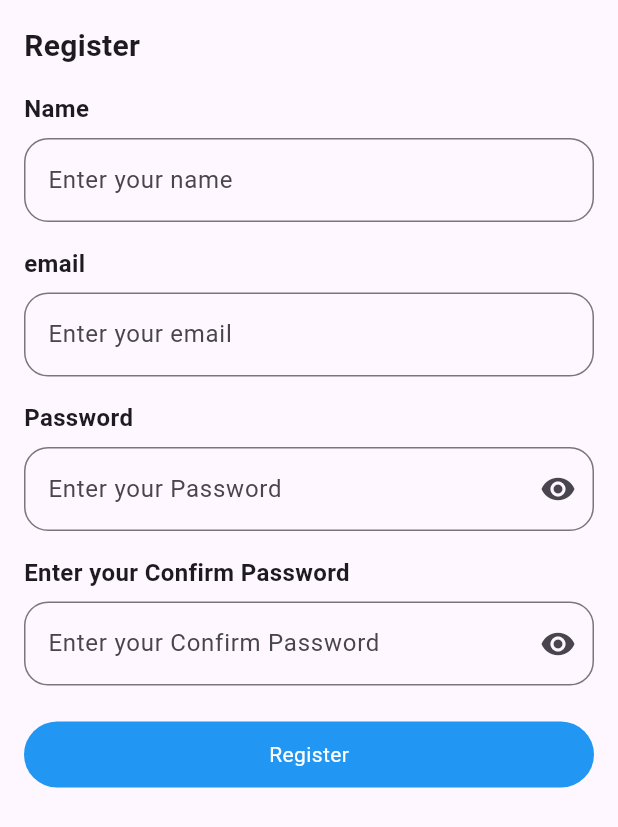
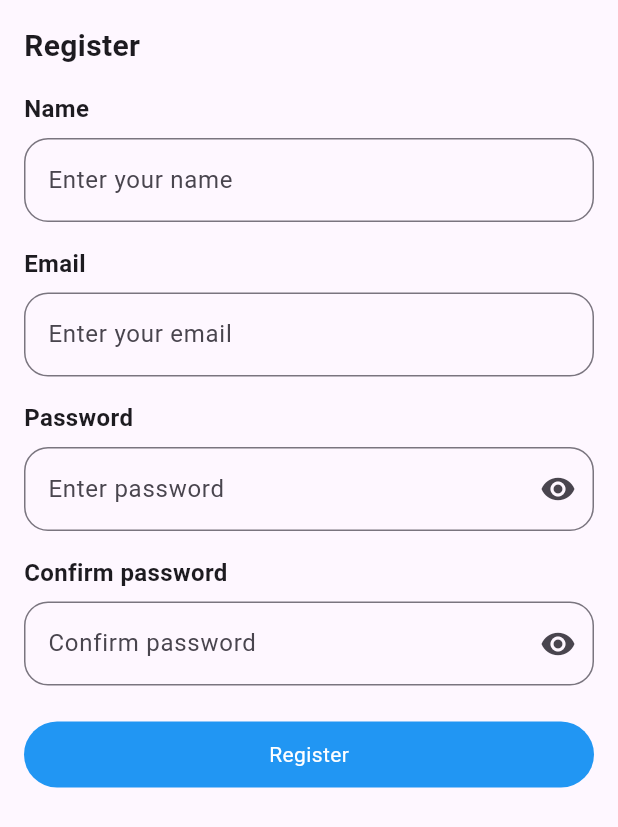
Before and after one commit to nitinsheoran99/money_weather, a Flutter app: the screen it shows after launch, after a tap on "Register", on a phone screen of 412 x 824 dp. Shown: the top 827 px of the screen. Run offline on Flutter 3.47's test engine with Material 2 defaults, Android fonts, the phone set to English and light mode, and no system bars; our stand-ins replace sqflite; accounts and stored records are empty.

Commit message:
create string const

```diff
--- a/lib/ui/login_screen.dart
+++ b/lib/ui/login_screen.dart
@@ -2,6 +2,7 @@ import 'package:flutter/material.dart';
 import 'package:money_weather/model/user_model.dart';
 import 'package:money_weather/provider/auth_provider.dart';
 import 'package:money_weather/ui/register_screen.dart';
+import 'package:money_weather/util/app_string.dart';
 import 'package:money_weather/util/login_widget.dart';
 import 'package:provider/provider.dart';
 
@@ -37,20 +38,20 @@ class _LoginScreenState extends State<LoginScreen> {
                           children: [
                             const Spacer(),
                             const Text(
-                              'Login',
+                              login,
                               style: TextStyle(
                                   fontSize: 20, fontWeight: FontWeight.bold),
                             ),
                             const SizedBox(height: 8),
                             const Text(
-                              'Login app to continue',
+                              loginText,
                               style: TextStyle(
                                 fontSize: 14,
                               ),
                             ),
                             const SizedBox(height: 16),
                             const Text(
-                              'Email',
+                              email,
                               style: TextStyle(
                                   fontSize: 16, fontWeight: FontWeight.bold),
                             ),
@@ -59,13 +60,13 @@ class _LoginScreenState extends State<LoginScreen> {
                             ),
                             AppTextField(
                               controller: emailController,
-                              hintText: 'Enter your Email',
+                              hintText: emailFieldHint,
                             ),
                             const SizedBox(
                               height: 16,
                             ),
                             const Text(
-                              'Password',
+                              password,
                               style: TextStyle(
                                   fontSize: 16, fontWeight: FontWeight.bold),
                             ),
@@ -76,7 +77,7 @@ class _LoginScreenState extends State<LoginScreen> {
                                 controller: passwordController,
                                 obscureText:
                                 authProvider.isVisible ? false : true,
-                                hintText: 'Enter your Password',
+                                hintText: passwordFieldHint,
                                 suffixIcon: IconButton(
                                   icon: const Icon(Icons.remove_red_eye),
                                   onPressed: () {
@@ -99,7 +100,7 @@ class _LoginScreenState extends State<LoginScreen> {
                                     color: Colors.blue,
                                     borderRadius: BorderRadius.circular(24)),
                                 child: const Text(
-                                  'Login',
+                                  login,
                                   style: TextStyle(color: Colors.white),
                                 ),
                               ),
@@ -108,7 +109,7 @@ class _LoginScreenState extends State<LoginScreen> {
                             Row(
                               mainAxisAlignment: MainAxisAlignment.center,
                               children: [
-                                const Text("Don't have account"),
+                                const Text(noAccount),
                                 const SizedBox(
                                   width: 4,
                                 ),
@@ -117,7 +118,7 @@ class _LoginScreenState extends State<LoginScreen> {
                                       openRegisterUserScreen();
                                     },
                                     child: const Text(
-                                      'Register',
+                                      register,
                                       style: TextStyle(color: Colors.blue),
                                     )),
                               ],
--- a/lib/ui/register_screen.dart
+++ b/lib/ui/register_screen.dart
@@ -1,6 +1,7 @@
 import 'package:flutter/material.dart';
 import 'package:money_weather/model/user_model.dart';
 import 'package:money_weather/provider/auth_provider.dart';
+import 'package:money_weather/util/app_string.dart';
 import 'package:money_weather/util/login_widget.dart';
 import 'package:provider/provider.dart';
 
@@ -39,13 +40,13 @@ class _RegisterScreenState extends State<RegisterScreen> {
                         crossAxisAlignment: CrossAxisAlignment.start,
                         children: [
                           const Text(
-                            'Register',
+                            register,
                             style: TextStyle(
                                 fontSize: 20, fontWeight: FontWeight.bold),
                           ),
                           const SizedBox(height: 16),
                           const Text(
-                            'Name',
+                            userName,
                             style: TextStyle(
                                 fontSize: 16, fontWeight: FontWeight.bold),
                           ),
@@ -54,14 +55,14 @@ class _RegisterScreenState extends State<RegisterScreen> {
                           ),
                           AppTextField(
                             controller: nameController,
-                            hintText: 'Enter your name',
+                            hintText: nameFieldHint,
 
                           ),
                           const SizedBox(
                             height: 16,
                           ),
                           const Text(
-                            'email',
+                            email,
                             style: TextStyle(
                                 fontSize: 16, fontWeight: FontWeight.bold),
                           ),
@@ -70,13 +71,13 @@ class _RegisterScreenState extends State<RegisterScreen> {
                           ),
                           AppTextField(
                             controller: emailController,
-                            hintText: 'Enter your email',
+                            hintText: emailFieldHint,
                           ),
                           const SizedBox(
                             height: 16,
                           ),
                           const Text(
-                            'Password',
+                            password,
                             style: TextStyle(
                                 fontSize: 16, fontWeight: FontWeight.bold),
                           ),
@@ -86,7 +87,7 @@ class _RegisterScreenState extends State<RegisterScreen> {
                           AppTextField(
                             controller: passwordController,
                             obscureText: authProvider.isVisible ? false : true,
-                            hintText: 'Enter your Password',
+                            hintText: passwordFieldHint,
                             suffixIcon: IconButton(
                               icon: const Icon(Icons.remove_red_eye),
                               onPressed: () {
@@ -98,7 +99,7 @@ class _RegisterScreenState extends State<RegisterScreen> {
                             height: 16,
                           ),
                           const Text(
-                            'Enter your Confirm Password',
+                            confirmPassword,
                             style: TextStyle(
                                 fontSize: 16, fontWeight: FontWeight.bold),
                           ),
@@ -108,7 +109,7 @@ class _RegisterScreenState extends State<RegisterScreen> {
                           AppTextField(
                             controller: confirmPasswordController,
                             obscureText: authProvider.isVisible ? false : true,
-                            hintText: 'Enter your Confirm Password',
+                            hintText: confirmPassword,
                             suffixIcon: IconButton(
                               icon: const Icon(Icons.remove_red_eye),
                               onPressed: () {
@@ -135,7 +136,7 @@ class _RegisterScreenState extends State<RegisterScreen> {
                                   color: Colors.blue,
                                   borderRadius: BorderRadius.circular(24)),
                               child: const Text(
-                                'Register',
+                                register,
                                 style: TextStyle(color: Colors.white),
                               ),
                             ),
--- /dev/null
+++ b/lib/util/app_string.dart
@@ -0,0 +1,12 @@
+const String appName = 'Money Watcher';
+const String login = 'Login';
+const String loginText = 'Login app to continue';
+const String email = 'Email';
+const String emailFieldHint = 'Enter your email';
+const String password = 'Password';
+const String passwordFieldHint = 'Enter password';
+const String confirmPassword = 'Confirm password';
+const String noAccount = "Don't have account?";
+const String register = "Register";
+const String userName = "Name";
+const String nameFieldHint = "Enter your name";
```
